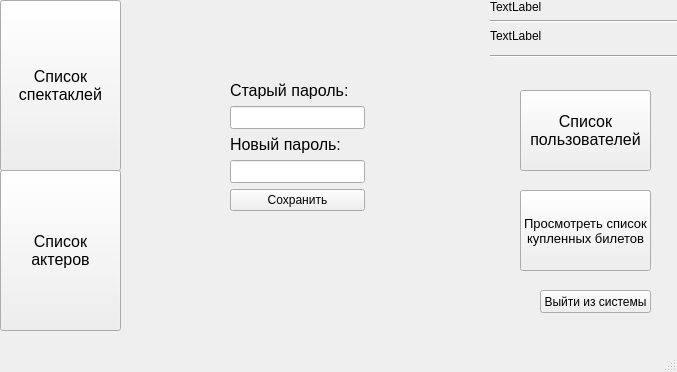
Qt form Teatr/mainwindow.ui (Shnayder102/teatr) before a commit.
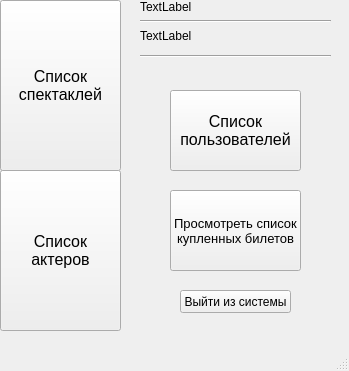
The same form after that commit.

Patch:
```diff
--- a/Teatr/mainwindow.ui
+++ b/Teatr/mainwindow.ui
@@ -6,8 +6,8 @@
    <rect>
     <x>0</x>
     <y>0</y>
-    <width>677</width>
-    <height>372</height>
+    <width>349</width>
+    <height>371</height>
    </rect>
   </property>
   <property name="windowTitle">
@@ -55,7 +55,7 @@
    <widget class="QPushButton" name="pushButton_4">
     <property name="geometry">
      <rect>
-      <x>520</x>
+      <x>170</x>
       <y>90</y>
       <width>131</width>
       <height>81</height>
@@ -74,7 +74,7 @@
    <widget class="QWidget" name="verticalLayoutWidget">
     <property name="geometry">
      <rect>
-      <x>490</x>
+      <x>140</x>
       <y>0</y>
       <width>191</width>
       <height>58</height>
@@ -121,7 +121,7 @@
    <widget class="QPushButton" name="pushButton_5">
     <property name="geometry">
      <rect>
-      <x>540</x>
+      <x>180</x>
       <y>290</y>
       <width>111</width>
       <height>23</height>
@@ -134,7 +134,7 @@
    <widget class="QPushButton" name="pushButton_6">
     <property name="geometry">
      <rect>
-      <x>520</x>
+      <x>170</x>
       <y>190</y>
       <width>131</width>
       <height>81</height>
@@ -150,73 +150,6 @@
 купленных билетов</string>
     </property>
    </widget>
-   <widget class="QWidget" name="">
-    <property name="geometry">
-     <rect>
-      <x>230</x>
-      <y>80</y>
-      <width>135</width>
-      <height>131</height>
-     </rect>
-    </property>
-    <layout class="QVBoxLayout" name="verticalLayout_2">
-     <item>
-      <widget class="QLabel" name="label">
-       <property name="font">
-        <font>
-         <pointsize>12</pointsize>
-        </font>
-       </property>
-       <property name="text">
-        <string>Старый пароль:</string>
-       </property>
-       <property name="buddy">
-        <cstring>plainTextEdit</cstring>
-       </property>
-      </widget>
-     </item>
-     <item>
-      <widget class="QLineEdit" name="lineEdit">
-       <property name="font">
-        <font>
-         <pointsize>10</pointsize>
-        </font>
-       </property>
-      </widget>
-     </item>
-     <item>
-      <widget class="QLabel" name="label_2">
-       <property name="font">
-        <font>
-         <pointsize>12</pointsize>
-        </font>
-       </property>
-       <property name="text">
-        <string>Новый пароль:</string>
-       </property>
-       <property name="buddy">
-        <cstring>plainTextEdit</cstring>
-       </property>
-      </widget>
-     </item>
-     <item>
-      <widget class="QLineEdit" name="lineEdit_2">
-       <property name="font">
-        <font>
-         <pointsize>10</pointsize>
-        </font>
-       </property>
-      </widget>
-     </item>
-     <item>
-      <widget class="QPushButton" name="pushButton_3">
-       <property name="text">
-        <string>Сохранить</string>
-       </property>
-      </widget>
-     </item>
-    </layout>
-   </widget>
   </widget>
   <widget class="QMenuBar" name="menubar">
    <property name="geometry">
```
Left out of the diff: 2 changed lines with no effect on the pictures.
